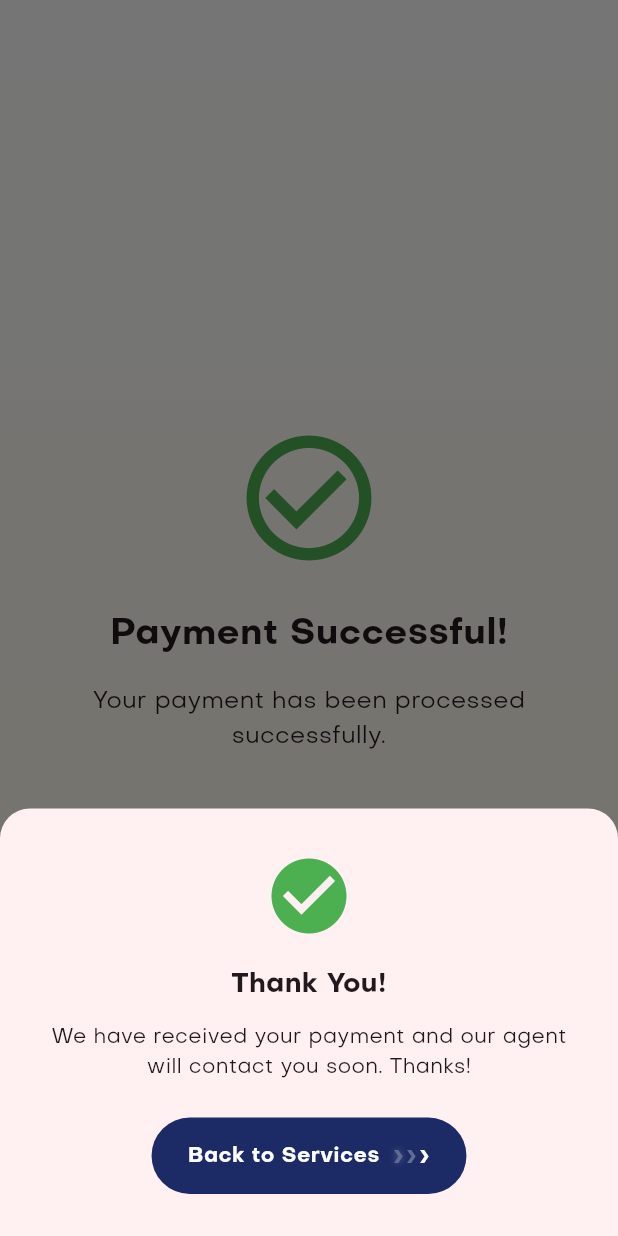
After one commit to pinkarray/Halogen-app, a Flutter app: the PaymentSuccessScreen screen opened by its route, on a phone screen of 412 x 824 dp. The commit adds this screen. Run offline on Flutter 3.47's test engine with Material 3 defaults, Android fonts, the phone set to English and light mode, and no system bars; our stand-ins replace another_flushbar, contacts_service, flutter_animate, fluttertoast, geolocator, google_maps_flutter and 3 more; missing offline and left inert: pay_with_paystack; accounts and stored records are empty.

```diff
--- a/lib/main.dart
+++ b/lib/main.dart
@@ -21,6 +21,7 @@ import 'modules/services/secured_mobility/service_configuration_screen.dart';
 import 'modules/services/secured_mobility/schedule_service_screen.dart';
 import "modules/services/secured_mobility/confirm_order_screen.dart";
 import 'modules/services/secured_mobility/payment_screen.dart';
+import 'modules/services/secured_mobility/payment_success_screen.dart';
 import 'modules/services/outsourcing_talent/desired_services/desired_services_screen.dart';
 import 'modules/services/outsourcing_talent/outsourcing_talent_screen.dart';
 import 'modules/services/outsourcing_talent/description_of_need_screen.dart';
@@ -174,6 +175,7 @@ class HalogenApp extends StatelessWidget {
             (context) => const ScheduleServiceScreen(),
         '/secured-mobility/summary': (context) => const ConfirmOrderScreen(),
         '/secured-mobility/payment': (context) => const PaymentScreen(),
+        '/secured-mobility/payment-success': (context) => const PaymentSuccessScreen(),
         '/outsourcing-talent/desired-services':
             (context) => const OutsourcingDesiredServicesScreen(),
         '/outsourcing-talent': (context) => const OutsourcingTalentScreen(),
--- /dev/null
+++ b/lib/modules/services/secured_mobility/payment_success_screen.dart
@@ -0,0 +1,108 @@
+import 'package:flutter/material.dart';
+import 'package:provider/provider.dart';
+import 'providers/secured_mobility_provider.dart';
+import '../../../shared/widgets/glowing_arrows_button.dart';
+
+class PaymentSuccessScreen extends StatelessWidget {
+  const PaymentSuccessScreen({super.key});
+
+  @override
+  Widget build(BuildContext context) {
+    // Show the confirmation modal after the widget is built
+    WidgetsBinding.instance.addPostFrameCallback((_) {
+      _showConfirmationModal(context);
+    });
+
+    return Scaffold(
+      body: Container(
+        width: double.infinity,
+        height: double.infinity,
+        decoration: const BoxDecoration(
+          gradient: LinearGradient(
+            colors: [Colors.white, Color(0xFFFFFAEA)],
+            begin: Alignment.topCenter,
+            end: Alignment.bottomCenter,
+          ),
+        ),
+        child: SafeArea(
+          child: Padding(
+            padding: const EdgeInsets.symmetric(horizontal: 24, vertical: 40),
+            child: Column(
+              mainAxisAlignment: MainAxisAlignment.center,
+              children: [
+                const Icon(
+                  Icons.check_circle_outline,
+                  color: Colors.green,
+                  size: 100,
+                ),
+                const SizedBox(height: 24),
+                const Text(
+                  'Payment Successful!',
+                  style: TextStyle(
+                    fontSize: 24,
+                    fontWeight: FontWeight.bold,
+                    fontFamily: 'Objective',
+                  ),
+                ),
+                const SizedBox(height: 16),
+                const Text(
+                  'Your payment has been processed successfully.',
+                  textAlign: TextAlign.center,
+                  style: TextStyle(
+                    fontSize: 16,
+                    fontFamily: 'Objective',
+                  ),
+                ),
+                const SizedBox(height: 40),
+                // Remove the Continue button since we're showing the modal automatically
+              ],
+            ),
+          ),
+        ),
+      ),
+    );
+  }
+
+  void _showConfirmationModal(BuildContext context) {
+    showModalBottomSheet(
+      context: context,
+      isScrollControlled: true,
+      shape: const RoundedRectangleBorder(
+        borderRadius: BorderRadius.vertical(top: Radius.circular(20)),
+      ),
+      builder: (context) => Padding(
+        padding: const EdgeInsets.symmetric(horizontal: 24, vertical: 28),
+        child: Column(
+          mainAxisSize: MainAxisSize.min,
+          children: [
+            const Icon(
+              Icons.check_circle,
+              color: Colors.green,
+              size: 60,
+            ),
+            const SizedBox(height: 16),
+            const Text(
+              'Thank You!',
+              style: TextStyle(fontWeight: FontWeight.bold, fontSize: 18),
+            ),
+            const SizedBox(height: 12),
+            const Text(
+              'We have received your payment and our agent will contact you soon. Thanks!',
+              textAlign: TextAlign.center,
+              style: TextStyle(fontSize: 14),
+            ),
+            const SizedBox(height: 24),
+            GlowingArrowsButton(
+              text: 'Back to Services',
+              onPressed: () {
+                final provider = context.read<SecuredMobilityProvider>();
+                provider.markStageComplete(5);
+                Navigator.of(context).pushNamedAndRemoveUntil('/services', (_) => false);
+              },
+            ),
+          ],
+        ),
+      ),
+    );
+  }
+}
--- a/lib/modules/settings/settings_routes.dart
+++ b/lib/modules/settings/settings_routes.dart
@@ -7,6 +7,7 @@ import 'terms/terms_and_conditions_screen.dart';
 import 'privacy_policy/privacy_policy_screen.dart';
 import 'support/support_screen.dart';
 import 'sos/sos_settings.dart';
+import 'sos/emergency_contacts_screen.dart'; // Add this import
 
 
 final Map<String, WidgetBuilder> settingsRoutes = {
@@ -18,5 +19,5 @@ final Map<String, WidgetBuilder> settingsRoutes = {
   '/privacy': (_) => const PrivacyPolicyScreen(),
   '/support': (_) => const SupportScreen(),
   '/sos-settings': (context) => const SosSettingsScreen(),
-
+  '/emergency-contacts': (context) => const EmergencyContactsScreen(), // Add this route
 };
--- a/lib/modules/settings/sos/sos_settings.dart
+++ b/lib/modules/settings/sos/sos_settings.dart
@@ -1,6 +1,7 @@
 import 'package:flutter/material.dart';
 import 'package:flutter_animate/flutter_animate.dart';
 import 'package:halogen/shared/widgets/halogen_back_button.dart';
+import 'emergency_contacts_screen.dart'; // Add this import
 
 class SosSettingsScreen extends StatefulWidget {
   const SosSettingsScreen({super.key});
```
Also changed, not shown: lib/modules/services/secured_mobility/payment_screen.dart (+61 -4 lines), lib/modules/settings/sos/emergency_contacts_screen.dart (added, +311 -0 lines), pubspec.yaml (+8 -13 lines), pubspec.lock, 2 other files.
